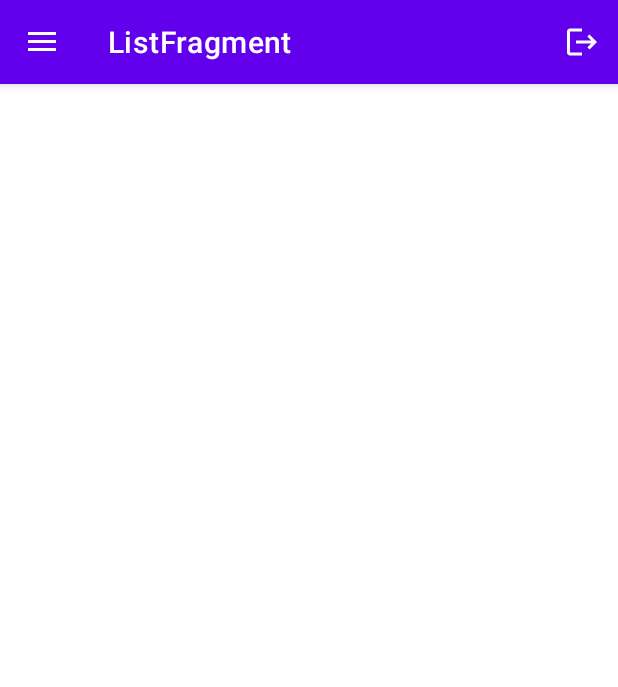
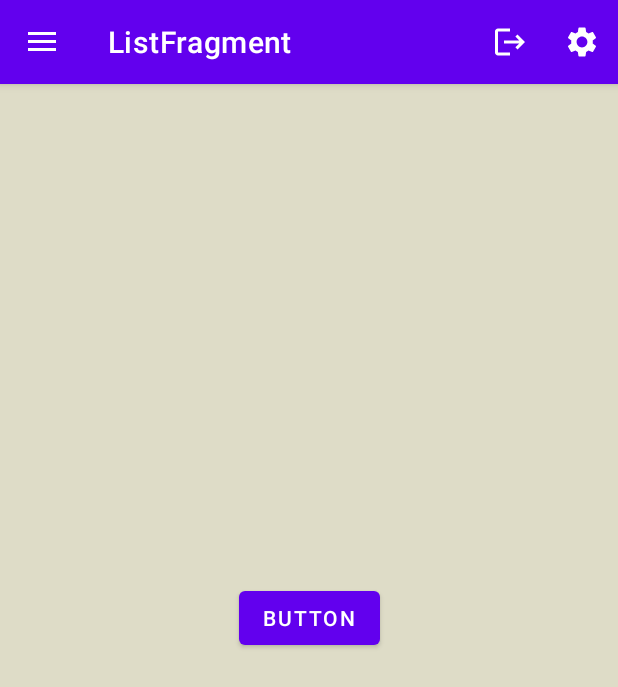
Before and after one commit to IsmaelRP/TFG, an Android app: the ListFragment screen opened through its navigation route, on a phone screen of 412 x 824 dp. Shown: the top 687 px of the screen. Run offline under Robolectric (Android 15) with nearby library versions, the phone set to English and light mode, and no system bars; our stand-ins replace Firebase (no records; nobody signed in at launch, a user with empty details on screens opened directly), data binding, navigation-ui.

Commit message:
V.6
Añadido settingsFragment, fix toolbar y añadida opción de local-cloud storage, TODO implementar local storage in method

```diff
--- a/app/build.gradle
+++ b/app/build.gradle
@@ -46,6 +46,7 @@ android {
 dependencies {
     implementation 'androidx.legacy:legacy-support-v4:1.0.0'
     implementation 'com.google.firebase:firebase-storage:20.0.1'
+    implementation 'androidx.preference:preference:1.2.0'
     def nav_version = "2.5.2"
 
     // Tensorflow Lite dependencies
--- a/app/src/main/java/project/tfg/ecgscan/ui/home/HomeFragmentViewmodel.java
+++ b/app/src/main/java/project/tfg/ecgscan/ui/home/HomeFragmentViewmodel.java
@@ -8,19 +8,21 @@ import com.google.android.gms.tflite.client.TfLiteInitializationOptions;
 
 import org.tensorflow.lite.task.gms.vision.TfLiteVision;
 
+
 public class HomeFragmentViewmodel extends ViewModel {
 
 
     public void initializeTensorflowlite(Context context){
+
         TfLiteInitializationOptions options = TfLiteInitializationOptions.builder()
                 .setEnableGpuDelegateSupport(true)
                 .build();
 
         TfLiteVision.initialize(context, options).addOnSuccessListener(unused -> {
-            //  bien
+            //  initialized
             String modelName = "name";
         }).addOnFailureListener(e -> {
-            //  mal
+            //  error
         });
     }
 
--- a/app/src/main/java/project/tfg/ecgscan/ui/secondActivity/SecondActivity.java
+++ b/app/src/main/java/project/tfg/ecgscan/ui/secondActivity/SecondActivity.java
@@ -1,6 +1,7 @@
 package project.tfg.ecgscan.ui.secondActivity;
 
 import android.content.Intent;
+import android.content.SharedPreferences;
 import android.os.Bundle;
 import android.view.Menu;
 import android.view.MenuItem;
@@ -19,6 +20,7 @@ import androidx.navigation.Navigation;
 import androidx.navigation.fragment.NavHostFragment;
 import androidx.navigation.ui.AppBarConfiguration;
 import androidx.navigation.ui.NavigationUI;
+import androidx.preference.PreferenceManager;
 
 import com.google.android.material.navigation.NavigationView;
 import com.google.firebase.auth.FirebaseAuth;
@@ -35,6 +37,7 @@ public class SecondActivity extends AppCompatActivity {
     private NavigationView navigationView;
     private DrawerLayout drawerLayout;
     private SecondActivityViewModel secondActivityViewModel;
+    private SharedPreferences preferences;
 
     @Override
     protected void onCreate(@Nullable Bundle savedInstanceState) {
@@ -42,8 +45,19 @@ public class SecondActivity extends AppCompatActivity {
         setContentView(R.layout.activity_second);
         setupViews();
         setupNavigationGraph();
+        setupPreferences();
 
     }
+
+    private void setupPreferences() {
+        preferences = PreferenceManager.getDefaultSharedPreferences(this);
+        if (preferences != null){
+            secondActivityViewModel.setPreferencesCloud(preferences.getBoolean(getString(R.string.preferencesCloud), false));
+        }else{
+            secondActivityViewModel.setPreferencesCloud(false);
+        }
+    }
+
 
 
     private void setupViews() {
@@ -60,7 +74,7 @@ public class SecondActivity extends AppCompatActivity {
         navController.addOnDestinationChangedListener(
                 (controller, destination, arguments) -> setTitle(destination.getLabel()));
 
-        appBarConfiguration = new AppBarConfiguration.Builder(R.id.homeFragment, R.id.listFragment).setDrawerLayout(drawerLayout).build();
+        appBarConfiguration = new AppBarConfiguration.Builder(R.id.homeFragment, R.id.listFragment, R.id.settingsFragment).setDrawerLayout(drawerLayout).build();
 
         NavigationUI.setupActionBarWithNavController(this, navController, appBarConfiguration);
 
@@ -111,14 +125,22 @@ public class SecondActivity extends AppCompatActivity {
             case R.id.menu_logout:
                 logout();
                 break;
+            case R.id.menu_settings:
+                openSettings();
+                break;
             default:
                 if(drawerLayout.isDrawerOpen(GravityCompat.START)){
                     drawerLayout.closeDrawer(GravityCompat.END);
                 }else{
                     drawerLayout.openDrawer(GravityCompat.START);
                 }
+                break;
         }
         return true;
+    }
+
+    private void openSettings() {
+        navController.navigate(R.id.settingsFragment);
     }
 
     private void logout(){
--- a/app/src/main/java/project/tfg/ecgscan/ui/secondActivity/SecondActivityViewModel.java
+++ b/app/src/main/java/project/tfg/ecgscan/ui/secondActivity/SecondActivityViewModel.java
@@ -1,6 +1,4 @@
 package project.tfg.ecgscan.ui.secondActivity;
-
-import android.view.View;
 
 import androidx.lifecycle.MutableLiveData;
 import androidx.lifecycle.ViewModel;
@@ -10,6 +8,7 @@ import project.tfg.ecgscan.data.Event;
 public class SecondActivityViewModel extends ViewModel {
 
     private final MutableLiveData<Event<Boolean>> navigateToList = new MutableLiveData<>();
+    private final MutableLiveData<Event<Boolean>> preferencesCloud = new MutableLiveData<>();
 
     public MutableLiveData<Event<Boolean>> getNavigateToList() {
         return navigateToList;
@@ -19,4 +18,11 @@ public class SecondActivityViewModel extends ViewModel {
         this.navigateToList.setValue(new Event<>(b));
     }
 
+    public MutableLiveData<Event<Boolean>> getPreferencesCloud() {
+        return preferencesCloud;
+    }
+
+    public void setPreferencesCloud(Boolean b) {
+        this.preferencesCloud.setValue(new Event<>(b));
+    }
 }
--- /dev/null
+++ b/app/src/main/res/drawable/ic_baseline_cloud_24.xml
@@ -0,0 +1,5 @@
+<vector android:height="24dp" android:tint="#FFFFFF"
+    android:viewportHeight="24" android:viewportWidth="24"
+    android:width="24dp" xmlns:android="http://schemas.android.com/apk/res/android">
+    <path android:fillColor="@android:color/white" android:pathData="M19.35,10.04C18.67,6.59 15.64,4 12,4 9.11,4 6.6,5.64 5.35,8.04 2.34,8.36 0,10.91 0,14c0,3.31 2.69,6 6,6h13c2.76,0 5,-2.24 5,-5 0,-2.64 -2.05,-4.78 -4.65,-4.96z"/>
+</vector>
--- /dev/null
+++ b/app/src/main/res/drawable/ic_baseline_settings_24.xml
@@ -0,0 +1,5 @@
+<vector android:height="24dp" android:tint="#FFFFFF"
+    android:viewportHeight="24" android:viewportWidth="24"
+    android:width="24dp" xmlns:android="http://schemas.android.com/apk/res/android">
+    <path android:fillColor="@android:color/white" android:pathData="M19.14,12.94c0.04,-0.3 0.06,-0.61 0.06,-0.94c0,-0.32 -0.02,-0.64 -0.07,-0.94l2.03,-1.58c0.18,-0.14 0.23,-0.41 0.12,-0.61l-1.92,-3.32c-0.12,-0.22 -0.37,-0.29 -0.59,-0.22l-2.39,0.96c-0.5,-0.38 -1.03,-0.7 -1.62,-0.94L14.4,2.81c-0.04,-0.24 -0.24,-0.41 -0.48,-0.41h-3.84c-0.24,0 -0.43,0.17 -0.47,0.41L9.25,5.35C8.66,5.59 8.12,5.92 7.63,6.29L5.24,5.33c-0.22,-0.08 -0.47,0 -0.59,0.22L2.74,8.87C2.62,9.08 2.66,9.34 2.86,9.48l2.03,1.58C4.84,11.36 4.8,11.69 4.8,12s0.02,0.64 0.07,0.94l-2.03,1.58c-0.18,0.14 -0.23,0.41 -0.12,0.61l1.92,3.32c0.12,0.22 0.37,0.29 0.59,0.22l2.39,-0.96c0.5,0.38 1.03,0.7 1.62,0.94l0.36,2.54c0.05,0.24 0.24,0.41 0.48,0.41h3.84c0.24,0 0.44,-0.17 0.47,-0.41l0.36,-2.54c0.59,-0.24 1.13,-0.56 1.62,-0.94l2.39,0.96c0.22,0.08 0.47,0 0.59,-0.22l1.92,-3.32c0.12,-0.22 0.07,-0.47 -0.12,-0.61L19.14,12.94zM12,15.6c-1.98,0 -3.6,-1.62 -3.6,-3.6s1.62,-3.6 3.6,-3.6s3.6,1.62 3.6,3.6S13.98,15.6 12,15.6z"/>
+</vector>
--- a/app/src/main/res/layout/fragment_list.xml
+++ b/app/src/main/res/layout/fragment_list.xml
@@ -1,15 +1,19 @@
 <?xml version="1.0" encoding="utf-8"?>
 <androidx.constraintlayout.widget.ConstraintLayout xmlns:android="http://schemas.android.com/apk/res/android"
+    xmlns:app="http://schemas.android.com/apk/res-auto"
     xmlns:tools="http://schemas.android.com/tools"
     android:layout_width="match_parent"
     android:layout_height="match_parent"
-    android:id="@+id/fragmentList">
+    android:id="@+id/fragmentList"
+    android:background="@color/splashbg">
 
     <Button
         android:id="@+id/button"
         android:layout_width="wrap_content"
         android:layout_height="wrap_content"
         android:text="Button"
-        tools:layout_editor_absoluteX="188dp"
-        tools:layout_editor_absoluteY="286dp" />
+        app:layout_constraintBottom_toBottomOf="parent"
+        app:layout_constraintEnd_toEndOf="parent"
+        app:layout_constraintStart_toStartOf="parent"
+        app:layout_constraintTop_toTopOf="parent" />
 </androidx.constraintlayout.widget.ConstraintLayout>
--- a/app/src/main/res/menu/main_menu.xml
+++ b/app/src/main/res/menu/main_menu.xml
@@ -6,6 +6,12 @@
         android:id="@+id/menu_logout"
         android:icon="@drawable/ic_baseline_logout_24"
         android:title="@string/logout"
-        app:showAsAction="always" />
+        app:showAsAction="ifRoom" />
+
+    <item
+        android:id="@+id/menu_settings"
+        android:icon="@drawable/ic_baseline_settings_24"
+        android:title="@string/settings"
+        app:showAsAction="ifRoom" />
 
 </menu>
--- a/app/src/main/res/menu/navigation_drawer.xml
+++ b/app/src/main/res/menu/navigation_drawer.xml
@@ -3,7 +3,7 @@
 
     <group
         android:id="@+id/group"
-        android:checkableBehavior="single">
+        android:checkableBehavior="none">
         <item
             android:id="@+id/item_list"
             android:icon="@drawable/ic_list"
--- a/app/src/main/res/navigation/main_graph.xml
+++ b/app/src/main/res/navigation/main_graph.xml
@@ -28,4 +28,10 @@
         android:label="@string/listFragmentTitle"
         tools:layout="@layout/fragment_list"/>
 
+    <fragment
+        android:id="@+id/settingsFragment"
+        android:name="project.tfg.ecgscan.ui.settings.SettingsFragment"
+        android:label="@string/settingsFragmentTitle"
+        />
+
 </navigation>
--- a/app/src/main/res/values/strings.xml
+++ b/app/src/main/res/values/strings.xml
@@ -8,4 +8,7 @@
     <string name="drawer_open">Open navigation drawer</string>
     <string name="drawer_close">Close navigation drawer</string>
     <string name="listFragmentTitle">ListFragment</string>
+    <string name="settings">Settings</string>
+    <string name="settingsFragmentTitle">Settings</string>
+    <string name="preferencesCloud">CLOUDPREF</string>
 </resources>
```
Also changed, not shown: app/src/main/java/project/tfg/ecgscan/ui/home/HomeFragment.java (+24 -2 lines), app/src/main/java/project/tfg/ecgscan/ui/settings/SettingsFragment.java (added, +64 -0 lines), app/src/main/res/xml/settings.xml (added, +21 -0 lines).
